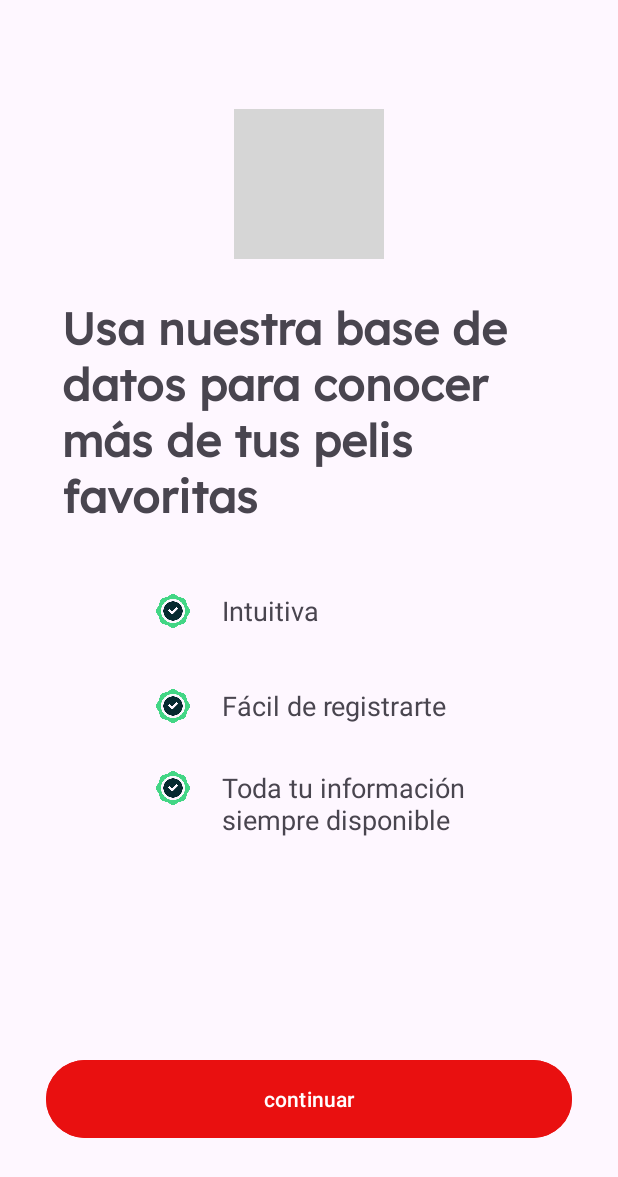
After one commit to DrkDsk/AndroidStudio-moviedb, an Android app: the layout fragment_landingpage.xml on its own in the app's theme, with its tools: preview values and no code run, on a phone screen of 412 x 824 dp. The commit adds this screen. Shown: the top 1177 px of the screen. Run offline under Robolectric (Android 15) with nearby library versions, the phone set to English and light mode, and no system bars; grey boxes are pictures that could not be loaded.

Commit message:
navComponent implementado

```diff
--- a/app/src/main/AndroidManifest.xml
+++ b/app/src/main/AndroidManifest.xml
@@ -15,7 +15,7 @@
         android:theme="@style/Theme.Moviedb"
         tools:targetApi="31">
         <activity
-            android:name=".MainActivity"
+            android:name=".ui.view.MainActivity"
             android:exported="true">
             <intent-filter>
                 <action android:name="android.intent.action.MAIN" />
--- /dev/null
+++ b/app/src/main/java/com/drkdsk/moviedb/ui/view/LandingPageFragment.kt
@@ -0,0 +1,25 @@
+package com.drkdsk.moviedb.ui.view
+
+import android.os.Bundle
+import android.view.LayoutInflater
+import android.view.View
+import android.view.ViewGroup
+import androidx.fragment.app.Fragment
+import com.drkdsk.moviedb.databinding.FragmentLandingpageBinding
+
+class LandingPageFragment : Fragment() {
+
+    private var _binding: FragmentLandingpageBinding? = null
+    private val binding get() = _binding!!
+
+    override fun onCreateView(
+        inflater: LayoutInflater,
+        container: ViewGroup?,
+        savedInstanceState: Bundle?
+    ): View {
+
+        _binding = FragmentLandingpageBinding.inflate(inflater, container, false)
+
+        return binding.root
+    }
+}
--- a/app/src/main/java/com/drkdsk/moviedb/MainActivity.kt
+++ b/app/src/main/java/com/drkdsk/moviedb/ui/view/MainActivity.kt
@@ -1,7 +1,8 @@
-package com.drkdsk.moviedb
+package com.drkdsk.moviedb.ui.view
 
 import androidx.appcompat.app.AppCompatActivity
 import android.os.Bundle
+import com.drkdsk.moviedb.R
 
 class MainActivity : AppCompatActivity() {
     override fun onCreate(savedInstanceState: Bundle?) {
--- a/app/src/main/res/drawable/shape_rounded.xml
+++ b/app/src/main/res/drawable/shape_rounded.xml
@@ -3,7 +3,7 @@
     android:shape="rectangle"
     android:padding="10dp">
 
-    <solid android:color="@color/gray2" />
+    <solid android:color="@color/gray" />
     <corners
         android:bottomRightRadius="5dp"
         android:bottomLeftRadius="5dp"
--- /dev/null
+++ b/app/src/main/res/font/lexend.xml
@@ -0,0 +1,8 @@
+<?xml version="1.0" encoding="utf-8"?>
+<font-family xmlns:android="http://schemas.android.com/apk/res/android"
+    xmlns:app="http://schemas.android.com/apk/res-auto">
+    <font
+        app:fontStyle="normal"
+        app:fontWeight="500"
+        app:font="@font/lexend_font"/>
+</font-family>
--- a/app/src/main/res/layout/activity_main.xml
+++ b/app/src/main/res/layout/activity_main.xml
@@ -4,15 +4,18 @@
     xmlns:tools="http://schemas.android.com/tools"
     android:layout_width="match_parent"
     android:layout_height="match_parent"
-    tools:context=".MainActivity">
+    tools:context=".ui.view.MainActivity">
 
-    <TextView
-        android:layout_width="wrap_content"
-        android:layout_height="wrap_content"
-        android:text="Hello World!"
+    <androidx.fragment.app.FragmentContainerView
+        android:id="@+id/navHostFragment"
+        android:name="androidx.navigation.fragment.NavHostFragment"
+        android:layout_width="0dp"
+        android:layout_height="0dp"
+        app:layout_constraintTop_toTopOf="parent"
         app:layout_constraintBottom_toBottomOf="parent"
+        app:layout_constraintStart_toStartOf="parent"
         app:layout_constraintEnd_toEndOf="parent"
-        app:layout_constraintStart_toStartOf="parent"
-        app:layout_constraintTop_toTopOf="parent" />
+        app:defaultNavHost="true"
+        app:navGraph="@navigation/main_graph"/>
 
 </androidx.constraintlayout.widget.ConstraintLayout>
--- /dev/null
+++ b/app/src/main/res/layout/fragment_landingpage.xml
@@ -0,0 +1,130 @@
+<?xml version="1.0" encoding="utf-8"?>
+<androidx.constraintlayout.widget.ConstraintLayout
+    xmlns:android="http://schemas.android.com/apk/res/android"
+    xmlns:tools="http://schemas.android.com/tools"
+    xmlns:app="http://schemas.android.com/apk/res-auto"
+    android:layout_width="match_parent"
+    android:layout_height="match_parent"
+    tools:context=".ui.view.LandingPageFragment">
+
+    <com.google.android.material.imageview.ShapeableImageView
+        android:id="@+id/icon_landing"
+        android:layout_width="100dp"
+        android:layout_height="100dp"
+        app:layout_constraintTop_toTopOf="parent"
+        app:layout_constraintBottom_toBottomOf="parent"
+        app:layout_constraintStart_toStartOf="parent"
+        app:layout_constraintEnd_toEndOf="parent"
+        app:layout_constraintVertical_bias="0.1"
+        app:srcCompat="@drawable/main_icon"/>
+
+    <TextView
+        android:id="@+id/tvLanding"
+        android:layout_width="0dp"
+        android:layout_height="wrap_content"
+        android:fontFamily="@font/lexend"
+        android:textStyle="bold"
+        android:textSize="30sp"
+        android:text="@string/title"
+        app:layout_constraintTop_toBottomOf="@id/icon_landing"
+        app:layout_constraintBottom_toBottomOf="parent"
+        app:layout_constraintStart_toStartOf="parent"
+        app:layout_constraintEnd_toEndOf="parent"
+        app:layout_constraintWidth_percent="0.8"
+        app:layout_constraintVertical_bias="0.05"/>
+
+    <LinearLayout
+        android:id="@+id/layout_1"
+        android:layout_width="0dp"
+        android:layout_height="wrap_content"
+        app:layout_constraintWidth_percent="0.6"
+        android:orientation="horizontal"
+        android:weightSum="2"
+        app:layout_constraintTop_toBottomOf="@id/tvLanding"
+        app:layout_constraintBottom_toBottomOf="parent"
+        app:layout_constraintStart_toStartOf="parent"
+        app:layout_constraintEnd_toEndOf="parent"
+        app:layout_constraintVertical_bias="0.1">
+
+        <com.google.android.material.imageview.ShapeableImageView
+            android:layout_width="25dp"
+            android:layout_height="25dp"
+            android:layout_marginHorizontal="20dp"
+            app:srcCompat="@drawable/done"/>
+
+        <TextView
+            android:layout_width="wrap_content"
+            android:layout_height="wrap_content"
+            android:text="@string/advice1"
+            android:textSize="18sp"/>
+
+    </LinearLayout>
+
+    <LinearLayout
+        android:id="@+id/layout_2"
+        android:layout_width="0dp"
+        android:layout_height="wrap_content"
+        android:orientation="horizontal"
+        android:weightSum="2"
+        app:layout_constraintWidth_percent="0.6"
+        app:layout_constraintTop_toBottomOf="@id/layout_1"
+        app:layout_constraintBottom_toBottomOf="parent"
+        app:layout_constraintStart_toStartOf="parent"
+        app:layout_constraintEnd_toEndOf="parent"
+        app:layout_constraintVertical_bias="0.1">
+
+        <com.google.android.material.imageview.ShapeableImageView
+            android:layout_width="25dp"
+            android:layout_height="25dp"
+            android:layout_marginHorizontal="20dp"
+            app:srcCompat="@drawable/done"/>
+
+        <TextView
+            android:layout_width="wrap_content"
+            android:layout_height="wrap_content"
+            android:text="@string/advice2"
+            android:textSize="18sp"/>
+
+    </LinearLayout>
+
+    <LinearLayout
+        android:id="@+id/layout_3"
+        android:layout_width="0dp"
+        android:layout_height="wrap_content"
+        android:orientation="horizontal"
+        android:weightSum="2"
+        app:layout_constraintWidth_percent="0.6"
+        app:layout_constraintTop_toBottomOf="@id/layout_2"
+        app:layout_constraintBottom_toBottomOf="parent"
+        app:layout_constraintStart_toStartOf="parent"
+        app:layout_constraintEnd_toEndOf="parent"
+        app:layout_constraintVertical_bias="0.1">
+
+        <com.google.android.material.imageview.ShapeableImageView
+            android:layout_width="25dp"
+            android:layout_height="25dp"
+            android:layout_marginHorizontal="20dp"
+            app:srcCompat="@drawable/done"/>
+
+        <TextView
+            android:layout_width="wrap_content"
+            android:layout_height="wrap_content"
+            android:text="@string/advice3"
+            android:textSize="18sp"/>
+
+    </LinearLayout>
+
+    <Button
+        android:id="@+id/btn_continue"
+        android:layout_width="0dp"
+        android:layout_height="60dp"
+        android:backgroundTint="@color/red"
+        android:text="@string/continue_text"
+        app:layout_constraintWidth_percent="0.85"
+        app:layout_constraintBottom_toBottomOf="parent"
+        app:layout_constraintEnd_toEndOf="parent"
+        app:layout_constraintStart_toStartOf="parent"
+        app:layout_constraintTop_toBottomOf="@id/layout_3"
+        app:layout_constraintVertical_bias="0.7" />
+
+</androidx.constraintlayout.widget.ConstraintLayout>
--- /dev/null
+++ b/app/src/main/res/navigation/main_graph.xml
@@ -0,0 +1,13 @@
+<?xml version="1.0" encoding="utf-8"?>
+<navigation xmlns:android="http://schemas.android.com/apk/res/android"
+    xmlns:app="http://schemas.android.com/apk/res-auto"
+    xmlns:tools="http://schemas.android.com/tools"
+    android:id="@+id/main_graph"
+    app:startDestination="@id/landingPageFragment">
+
+    <fragment
+        android:id="@+id/landingPageFragment"
+        android:name="com.drkdsk.moviedb.ui.view.LandingPageFragment"
+        android:label="fragment_landingpage"
+        tools:layout="@layout/fragment_landingpage" />
+</navigation>
--- a/app/src/main/res/values/colors.xml
+++ b/app/src/main/res/values/colors.xml
@@ -2,4 +2,6 @@
 <resources>
     <color name="black">#FF000000</color>
     <color name="white">#FFFFFFFF</color>
+    <color name="gray">#E0DFDF</color>
+    <color name="red">#E91010</color>
 </resources>
--- a/app/src/main/res/values/strings.xml
+++ b/app/src/main/res/values/strings.xml
@@ -1,3 +1,8 @@
 <resources>
     <string name="app_name">Moviedb</string>
+    <string name="title">Usa nuestra base de datos para conocer más de tus pelis favoritas</string>
+    <string name="advice1">Intuitiva</string>
+    <string name="advice2">Fácil de registrarte</string>
+    <string name="advice3">Toda tu información siempre disponible</string>
+    <string name="continue_text">continuar</string>
 </resources>
```
Also changed, not shown: app/src/main/res/font/lexend_font.ttf (added).
